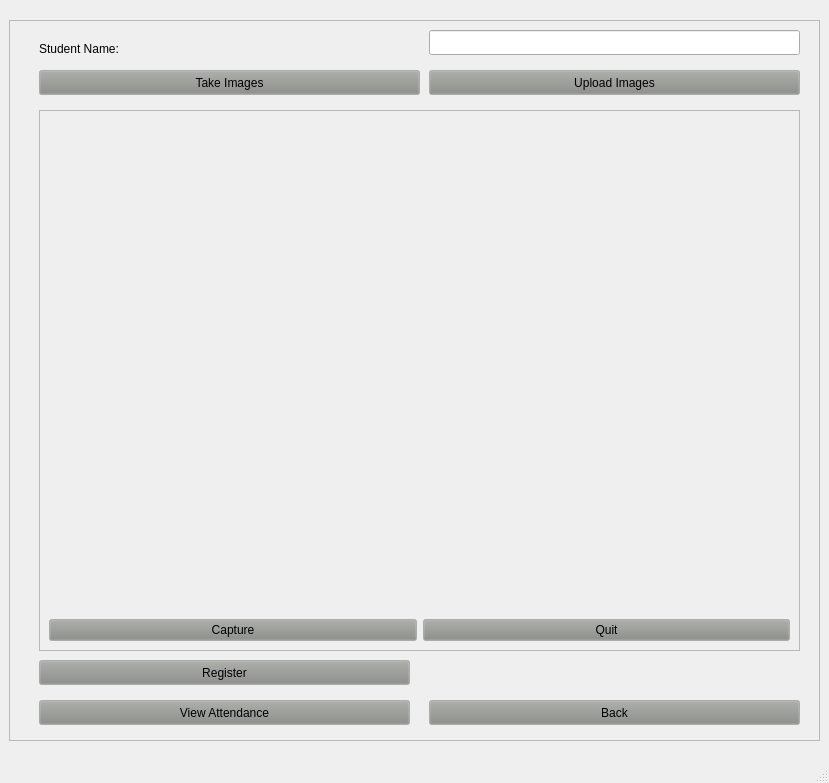
yonycherkos/automatic-classroom-attendance-system, file App/ui/registerStudent.ui: the form before one commit.
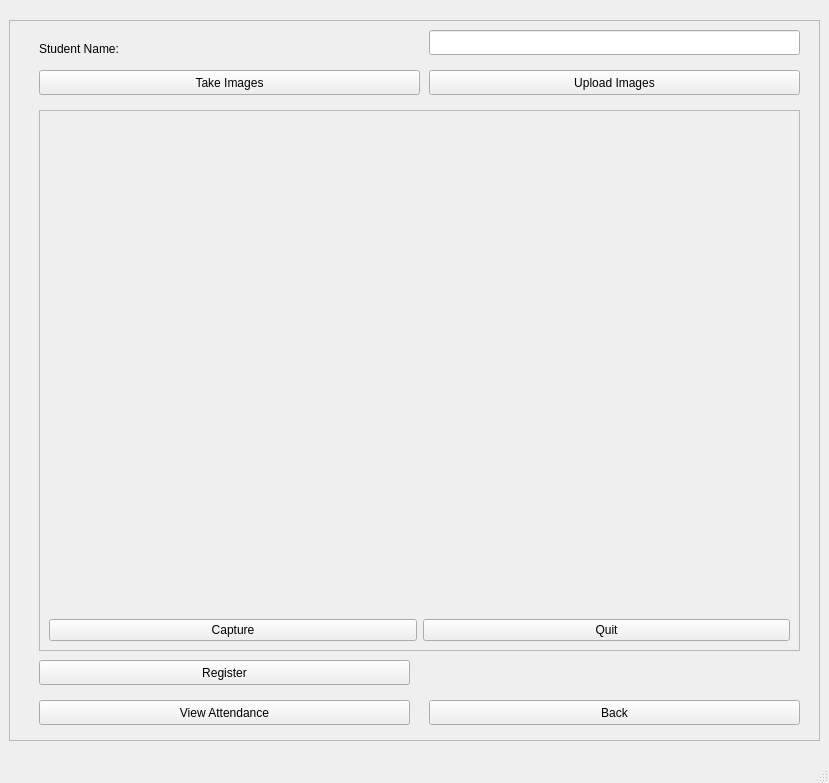
The form after the commit.

Commit message: configure videolabel widget to fill the screen

```diff
--- a/App/ui/registerStudent.ui
+++ b/App/ui/registerStudent.ui
@@ -51,43 +51,6 @@
          <height>25</height>
         </rect>
        </property>
-       <property name="palette">
-        <palette>
-         <active>
-          <colorrole role="Button">
-           <brush brushstyle="SolidPattern">
-            <color alpha="255">
-             <red>136</red>
-             <green>138</green>
-             <blue>133</blue>
-            </color>
-           </brush>
-          </colorrole>
-         </active>
-         <inactive>
-          <colorrole role="Button">
-           <brush brushstyle="SolidPattern">
-            <color alpha="255">
-             <red>136</red>
-             <green>138</green>
-             <blue>133</blue>
-            </color>
-           </brush>
-          </colorrole>
-         </inactive>
-         <disabled>
-          <colorrole role="Button">
-           <brush brushstyle="SolidPattern">
-            <color alpha="255">
-             <red>136</red>
-             <green>138</green>
-             <blue>133</blue>
-            </color>
-           </brush>
-          </colorrole>
-         </disabled>
-        </palette>
-       </property>
        <property name="text">
         <string>Back</string>
        </property>
@@ -101,43 +64,6 @@
          <height>25</height>
         </rect>
        </property>
-       <property name="palette">
-        <palette>
-         <active>
-          <colorrole role="Button">
-           <brush brushstyle="SolidPattern">
-            <color alpha="255">
-             <red>136</red>
-             <green>138</green>
-             <blue>133</blue>
-            </color>
-           </brush>
-          </colorrole>
-         </active>
-         <inactive>
-          <colorrole role="Button">
-           <brush brushstyle="SolidPattern">
-            <color alpha="255">
-             <red>136</red>
-             <green>138</green>
-             <blue>133</blue>
-            </color>
-           </brush>
-          </colorrole>
-         </inactive>
-         <disabled>
-          <colorrole role="Button">
-           <brush brushstyle="SolidPattern">
-            <color alpha="255">
-             <red>136</red>
-             <green>138</green>
-             <blue>133</blue>
-            </color>
-           </brush>
-          </colorrole>
-         </disabled>
-        </palette>
-       </property>
        <property name="text">
         <string>View Attendance</string>
        </property>
@@ -161,43 +87,6 @@
          <height>25</height>
         </rect>
        </property>
-       <property name="palette">
-        <palette>
-         <active>
-          <colorrole role="Button">
-           <brush brushstyle="SolidPattern">
-            <color alpha="255">
-             <red>136</red>
-             <green>138</green>
-             <blue>133</blue>
-            </color>
-           </brush>
-          </colorrole>
-         </active>
-         <inactive>
-          <colorrole role="Button">
-           <brush brushstyle="SolidPattern">
-            <color alpha="255">
-             <red>136</red>
-             <green>138</green>
-             <blue>133</blue>
-            </color>
-           </brush>
-          </colorrole>
-         </inactive>
-         <disabled>
-          <colorrole role="Button">
-           <brush brushstyle="SolidPattern">
-            <color alpha="255">
-             <red>136</red>
-             <green>138</green>
-             <blue>133</blue>
-            </color>
-           </brush>
-          </colorrole>
-         </disabled>
-        </palette>
-       </property>
        <property name="text">
         <string>Take Images</string>
        </property>
@@ -211,70 +100,6 @@
          <height>25</height>
         </rect>
        </property>
-       <property name="palette">
-        <palette>
-         <active>
-          <colorrole role="Button">
-           <brush brushstyle="SolidPattern">
-            <color alpha="255">
-             <red>136</red>
-             <green>138</green>
-             <blue>133</blue>
-            </color>
-           </brush>
-          </colorrole>
-          <colorrole role="Text">
-           <brush brushstyle="SolidPattern">
-            <color alpha="255">
-             <red>239</red>
-             <green>235</green>
-             <blue>231</blue>
-            </color>
-           </brush>
-          </colorrole>
-         </active>
-         <inactive>
-          <colorrole role="Button">
-           <brush brushstyle="SolidPattern">
-            <color alpha="255">
-             <red>136</red>
-             <green>138</green>
-             <blue>133</blue>
-            </color>
-           </brush>
-          </colorrole>
-          <colorrole role="Text">
-           <brush brushstyle="SolidPattern">
-            <color alpha="255">
-             <red>239</red>
-             <green>235</green>
-             <blue>231</blue>
-            </color>
-           </brush>
-          </colorrole>
-         </inactive>
-         <disabled>
-          <colorrole role="Button">
-           <brush brushstyle="SolidPattern">
-            <color alpha="255">
-             <red>136</red>
-             <green>138</green>
-             <blue>133</blue>
-            </color>
-           </brush>
-          </colorrole>
-          <colorrole role="Text">
-           <brush brushstyle="SolidPattern">
-            <color alpha="255">
-             <red>190</red>
-             <green>190</green>
-             <blue>190</blue>
-            </color>
-           </brush>
-          </colorrole>
-         </disabled>
-        </palette>
-       </property>
        <property name="text">
         <string>Upload Images</string>
        </property>
@@ -303,43 +128,6 @@
        <layout class="QGridLayout" name="gridLayout_2">
         <item row="1" column="0">
          <widget class="QPushButton" name="captureBtn">
-          <property name="palette">
-           <palette>
-            <active>
-             <colorrole role="Button">
-              <brush brushstyle="SolidPattern">
-               <color alpha="255">
-                <red>136</red>
-                <green>138</green>
-                <blue>133</blue>
-               </color>
-              </brush>
-             </colorrole>
-            </active>
-            <inactive>
-             <colorrole role="Button">
-              <brush brushstyle="SolidPattern">
-               <color alpha="255">
-                <red>136</red>
-                <green>138</green>
-                <blue>133</blue>
-               </color>
-              </brush>
-             </colorrole>
-            </inactive>
-            <disabled>
-             <colorrole role="Button">
-              <brush brushstyle="SolidPattern">
-               <color alpha="255">
-                <red>136</red>
-                <green>138</green>
-                <blue>133</blue>
-               </color>
-              </brush>
-             </colorrole>
-            </disabled>
-           </palette>
-          </property>
           <property name="text">
            <string>Capture</string>
           </property>
@@ -347,43 +135,6 @@
         </item>
         <item row="1" column="1">
          <widget class="QPushButton" name="quitBtn">
-          <property name="palette">
-           <palette>
-            <active>
-             <colorrole role="Button">
-              <brush brushstyle="SolidPattern">
-               <color alpha="255">
-                <red>136</red>
-                <green>138</green>
-                <blue>133</blue>
-               </color>
-              </brush>
-             </colorrole>
-            </active>
-            <inactive>
-             <colorrole role="Button">
-              <brush brushstyle="SolidPattern">
-               <color alpha="255">
-                <red>136</red>
-                <green>138</green>
-                <blue>133</blue>
-               </color>
-              </brush>
-             </colorrole>
-            </inactive>
-            <disabled>
-             <colorrole role="Button">
-              <brush brushstyle="SolidPattern">
-               <color alpha="255">
-                <red>136</red>
-                <green>138</green>
-                <blue>133</blue>
-               </color>
-              </brush>
-             </colorrole>
-            </disabled>
-           </palette>
-          </property>
           <property name="text">
            <string>Quit</string>
           </property>
@@ -419,43 +170,6 @@
          <height>25</height>
         </rect>
        </property>
-       <property name="palette">
-        <palette>
-         <active>
-          <colorrole role="Button">
-           <brush brushstyle="SolidPattern">
-            <color alpha="255">
-             <red>136</red>
-             <green>138</green>
-             <blue>133</blue>
-            </color>
-           </brush>
-          </colorrole>
-         </active>
-         <inactive>
-          <colorrole role="Button">
-           <brush brushstyle="SolidPattern">
-            <color alpha="255">
-             <red>136</red>
-             <green>138</green>
-             <blue>133</blue>
-            </color>
-           </brush>
-          </colorrole>
-         </inactive>
-         <disabled>
-          <colorrole role="Button">
-           <brush brushstyle="SolidPattern">
-            <color alpha="255">
-             <red>136</red>
-             <green>138</green>
-             <blue>133</blue>
-            </color>
-           </brush>
-          </colorrole>
-         </disabled>
-        </palette>
-       </property>
        <property name="text">
         <string>Register</string>
        </property>
```
The commit also changes 6 other files.
